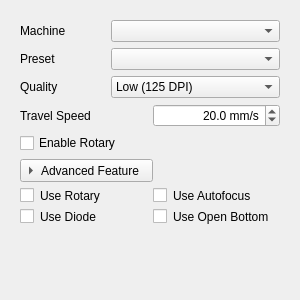
First picture: the form in src/widgets/panels/doc-panel.ui, repository flux3dp/swiftray, before the edit.
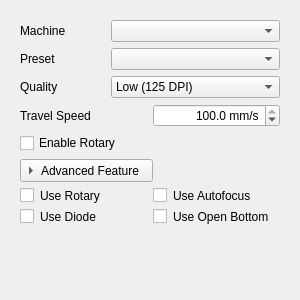
Second picture: the form after the edit. Custom widgets are drawn as their Qt base class.

```diff
--- a/src/widgets/panels/doc-panel.ui
+++ b/src/widgets/panels/doc-panel.ui
@@ -187,7 +187,7 @@
             <double>0.100000000000000</double>
            </property>
            <property name="value">
-            <double>20.000000000000000</double>
+            <double>100.000000000000000</double>
            </property>
           </widget>
          </item>
```
